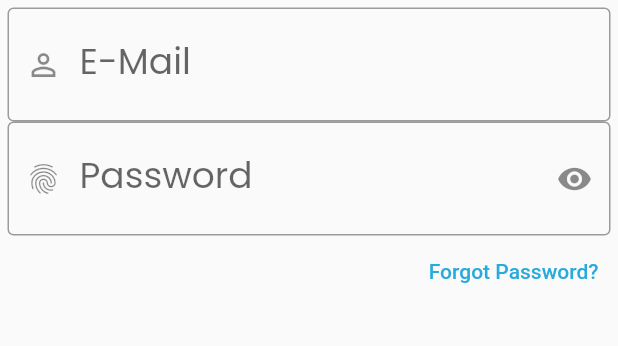
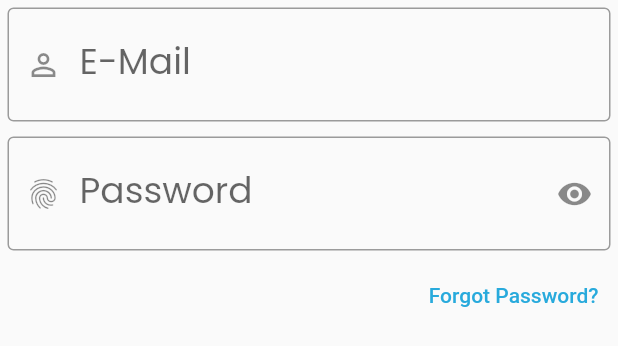
Before and after one commit to mosherif21/goambulance, a Flutter app: the LoginForm widget shown alone on an empty page, opened directly with empty values, on a phone screen of 412 x 824 dp. Shown: the top 346 px of the screen. Run offline on Flutter 3.47's test engine with Material 2 defaults, Android fonts, the phone set to English and light mode, and no system bars; our stand-ins replace connectivity_plus, firebase_core, flutter_native_splash, flutter_signin_button, get, google_fonts and 5 more; missing offline and left inert: firebase_app_check, flutter_web_frame; accounts and stored records are empty.

Commit message:
initial commit

```diff
--- a/lib/src/constants/styles.dart
+++ b/lib/src/constants/styles.dart
@@ -34,5 +34,5 @@ ButtonStyle kElevatedButtonStyle = ElevatedButton.styleFrom(
 ButtonStyle kElevatedButtonRegularStyle = ElevatedButton.styleFrom(
   elevation: 0,
   shape: const RoundedRectangleBorder(
-      borderRadius: BorderRadius.all(Radius.circular(5))),
+      borderRadius: BorderRadius.all(Radius.circular(3))),
 );
--- a/lib/src/features/login/components/login_form.dart
+++ b/lib/src/features/login/components/login_form.dart
@@ -30,7 +30,7 @@ class LoginForm extends StatelessWidget {
                 border: const OutlineInputBorder(),
               ),
             ),
-            SizedBox(height: height * 0.02),
+            const SizedBox(height: 10),
             TextFormField(
               decoration: InputDecoration(
                 prefixIcon: const Icon(
@@ -47,7 +47,7 @@ class LoginForm extends StatelessWidget {
                 ),
               ),
             ),
-            SizedBox(height: height * 0.01),
+            const SizedBox(height: 6),
             Align(
               alignment: Alignment.centerRight,
               child: RegularTextButton(
@@ -55,7 +55,7 @@ class LoginForm extends StatelessWidget {
                 onPressed: () {},
               ),
             ),
-            SizedBox(height: height * 0.01),
+            const SizedBox(height: 6),
             SizedBox(
               width: double.infinity,
               height: height * 0.05,
```
Also changed, not shown: lib/src/features/login/components/alternate_login_buttons.dart (+37 -12 lines), lib/src/features/login/screens/login_screen.dart (+3 -8 lines).
